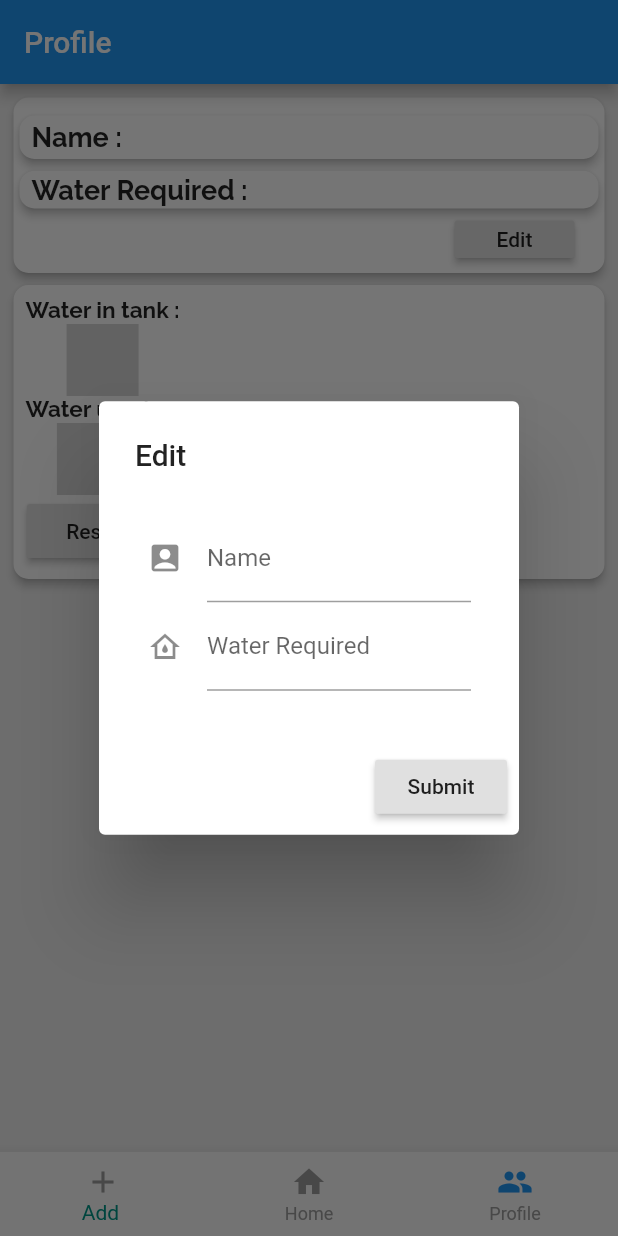
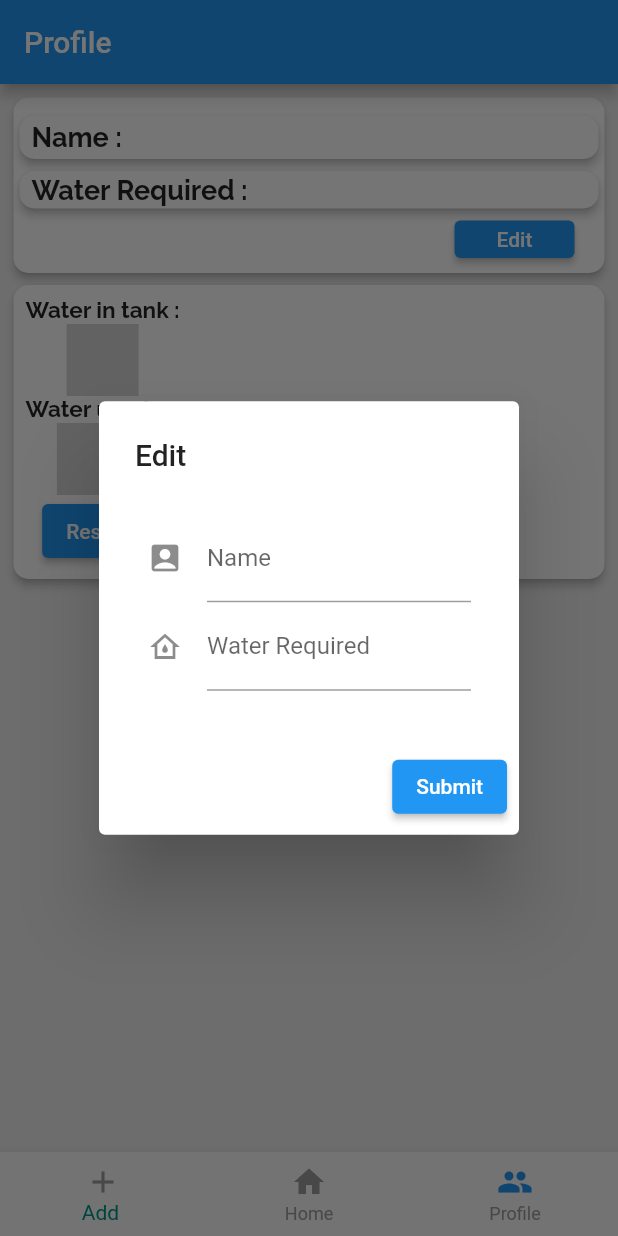
Before and after one commit to smackable/DropPlus, a Flutter app: the screen it shows after launch, item 3 of the bottom bar chosen, after a tap on "Edit", on a phone screen of 412 x 824 dp. Run offline on Flutter 3.47's test engine with Material 2 defaults, Android fonts, the phone set to English and light mode, and no system bars; our stand-ins replace cloud_firestore, firebase_auth, firebase_core, firebase_database; missing offline and left inert: flutter_gauge; accounts and stored records are empty.

```diff
--- a/lib/Pages/add_Page.dart
+++ b/lib/Pages/add_Page.dart
@@ -94,14 +94,14 @@ class _AddPageState extends State<AddPage> {
                 SizedBox(
                   height: 100,
                 ),
-                RaisedButton(
+                ElevatedButton(
                   child: Text(
                     "Submit",
                     style: TextStyle(color: Colors.teal, fontSize: 20),
                   ),
                   onPressed: () {
                     var _userInfo = new UserInfoModel(_name, _waterQuantity);
-                    Scaffold.of(context).showSnackBar(SnackBar(
+                    ScaffoldMessenger.of(context).showSnackBar(SnackBar(
                       content: Text("Submitted successfully"),
                     ));
                   },
--- a/lib/Pages/profile_page.dart
+++ b/lib/Pages/profile_page.dart
@@ -12,9 +12,20 @@ class ProfilePage extends StatefulWidget {
 // Git check
 class _ProfilePageState extends State<ProfilePage> {
   final databaseReference = FirebaseDatabase.instance.reference();
+  double wtrfln;
 
   @override
   Widget build(BuildContext context) {
+    databaseReference
+        .child("z2Ix9odfi5RyMWTpn6KvLUEhSy82")
+        .once()
+        .then((DataSnapshot snapshot) {
+      var val = snapshot.value;
+      print("Snapshot value ${val["profile A"]["Water flown"]}");
+      wtrfln = val["profile A"]["Water flown"];
+      print("Water flown : $wtrfln");
+    });
+    print("Water flown : $wtrfln");
     return Scaffold(
       backgroundColor: Colors.grey[200],
       appBar: AppBar(
@@ -91,7 +102,7 @@ class _ProfilePageState extends State<ProfilePage> {
                           child: SizedBox(
                             width: 80,
                             height: 25,
-                            child: RaisedButton(
+                            child: ElevatedButton(
                               onPressed: () => {
                                 showDialog(
                                     context: context,
@@ -126,7 +137,7 @@ class _ProfilePageState extends State<ProfilePage> {
                                           ),
                                         ),
                                         actions: [
-                                          RaisedButton(
+                                          ElevatedButton(
                                               child: Text("Submit"),
                                               onPressed: () {})
                                         ],
@@ -169,7 +180,7 @@ class _ProfilePageState extends State<ProfilePage> {
                                     secondsMarker: SecondsMarker.none,
                                     hand: Hand.short,
                                     number: Number.none,
-                                    index: 40,
+                                    index: 78,
                                     circleColor: Colors.blue,
                                     counterStyle: TextStyle(
                                         fontFamily: 'YanoneKaffeesatz',
@@ -198,7 +209,7 @@ class _ProfilePageState extends State<ProfilePage> {
                                     secondsMarker: SecondsMarker.none,
                                     hand: Hand.short,
                                     number: Number.none,
-                                    index: 80.0,
+                                    index: wtrfln,
                                     circleColor: Colors.blue,
                                     counterStyle: TextStyle(
                                         fontFamily: 'YanoneKaffeesatz',
@@ -207,7 +218,7 @@ class _ProfilePageState extends State<ProfilePage> {
                                         fontSize: 25),
                                     counterAlign: CounterAlign.center,
                                     isDecimal: false),
-                                RaisedButton(
+                                ElevatedButton(
                                     child: Text("Reset"), onPressed: () {})
                               ],
                             ),
```
